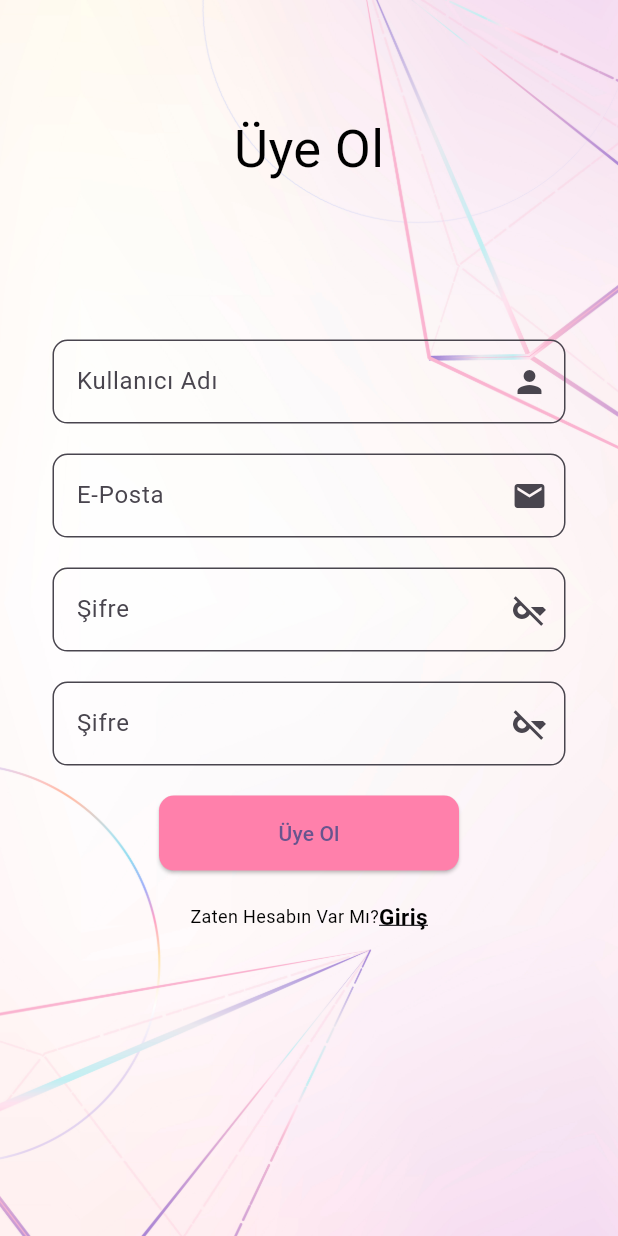
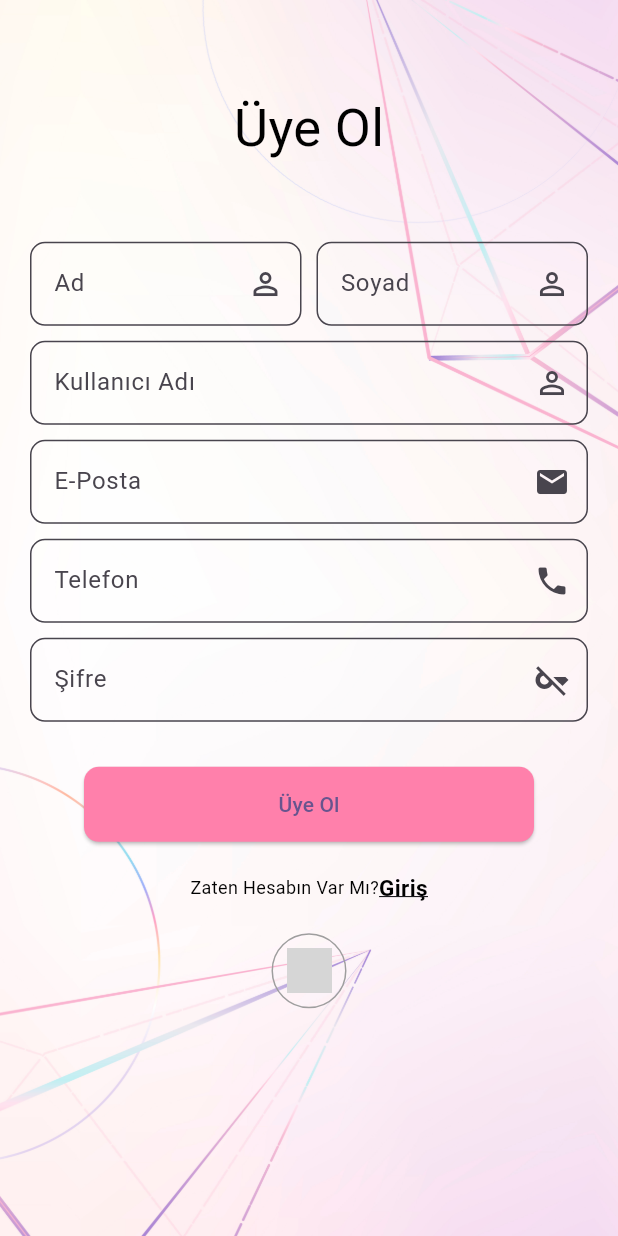
Before and after one commit to aysenurcftc/ShoppingAppFlutter, a Flutter app: the screen it shows after launch, after a tap on "Üye Ol", on a phone screen of 412 x 824 dp. Run offline on Flutter 3.47's test engine with Material 2 defaults, Android fonts, the phone set to English and light mode, and no system bars; our stand-ins replace cloud_firestore, firebase_auth, firebase_core, fluttertoast, google_sign_in; accounts and stored records are empty; network calls fail; grey boxes are pictures that could not be loaded.

Commit message:
sign in function added with google

```diff
--- a/lib/ui/login/login-screen.dart
+++ b/lib/ui/login/login-screen.dart
@@ -46,6 +46,19 @@ class _LoginScreenState extends State<LoginScreen> {
     }
   }
 
+  Future<void> signInWithGoogle() async {
+    try {
+      await authservice.signInWithGoogle();
+      Navigator.pushReplacement(
+        context,
+        MaterialPageRoute(builder: (context) => Home()),
+      );
+    } catch (e) {
+      print(e);
+
+    }
+  }
+
   @override
   void dispose() {
     super.dispose();
@@ -53,9 +66,6 @@ class _LoginScreenState extends State<LoginScreen> {
     passwordController.dispose();
 
   }
-
-
-
 
   @override
   Widget build(BuildContext context) {
@@ -91,8 +101,8 @@ class _LoginScreenState extends State<LoginScreen> {
                       child: Padding(
                         padding: EdgeInsets.only(
                             top: MediaQuery.of(context).size.height * 0.1,
-                            right: 35,
-                            left: 35
+                            right: 20,
+                            left: 20
                         ),
                         child: Column(
                           children: [
@@ -133,7 +143,31 @@ class _LoginScreenState extends State<LoginScreen> {
                         ),
                       ),
                     ),
-                    const SizedBox(height: 60,),
+                    const SizedBox(height: 12,),
+
+
+                    Row(
+                      mainAxisAlignment: MainAxisAlignment.spaceEvenly,
+                      children: [
+                        Row(
+                          children: [
+                            Checkbox(value: true, onChanged: (value) {}),
+                            Text("Beni Hatırla"),
+                          ],
+                        ),
+                        TextButton(onPressed: (){
+                          Navigator.push(context,MaterialPageRoute(builder: (context) => ForgotPassScreen()));
+                        }, child: Text("Şifremi unuttum",style: TextStyle(
+                          fontSize: 13,
+                          color: Colors.black,
+                          decoration: TextDecoration.underline,
+                        ),
+                        ),
+                        ),
+                      ],
+                    ),
+
+
                     Center(
                       child: Column(
                         children: [
@@ -141,7 +175,7 @@ class _LoginScreenState extends State<LoginScreen> {
                               style: ButtonStyle(
                                 backgroundColor: MaterialStateProperty.all<Color>(Colors.pinkAccent.shade100),
                                 fixedSize: MaterialStateProperty.all<Size>(
-                                  Size(200, 50),
+                                  Size(300, 50),
                                 ),
                                 shape: MaterialStateProperty.all<RoundedRectangleBorder>(
                                   RoundedRectangleBorder(
@@ -152,7 +186,11 @@ class _LoginScreenState extends State<LoginScreen> {
                               onPressed: (){
                                 signInWithEmailAndPassword();
                               },
-                              child: Text("Giriş Yap")
+                              child: const Text("Giriş Yap",
+                              style: TextStyle(
+                                color: Colors.black,
+                              ),
+                              ),
                           ),
                           SizedBox(height: 20,),
 
@@ -199,16 +237,25 @@ class _LoginScreenState extends State<LoginScreen> {
                               ),
                               SizedBox(height: 20,),
 
-                              GestureDetector(
-                                onTap: (){
-                                  Navigator.push(context,MaterialPageRoute(builder: (context) => ForgotPassScreen()));
-                                },
-                                child: const Text("Şifremi Unuttum?",style: TextStyle(
-                                  fontSize: 13,
-                                  color: Colors.black,
-                                  decoration: TextDecoration.underline,
-                                ),
-                                ),
+                              Row(
+                                mainAxisAlignment: MainAxisAlignment.center,
+                                children: [
+                                    Container(
+                                      decoration: BoxDecoration(
+                                        border: Border.all(color: Colors.grey), borderRadius: BorderRadius.circular(100)
+                                      ),
+                                      child: IconButton(
+                                        onPressed: (){
+                                          signInWithGoogle();
+                                        },
+                                        icon: Image(
+                                          width: 30,
+                                          height: 30,
+                                          image: AssetImage("img/logos/google-icon.png"),
+                                        ),
+                                      ),
+                                    )
+                                ],
                               ),
 
                             ],
--- a/lib/ui/login/register-screen.dart
+++ b/lib/ui/login/register-screen.dart
@@ -13,12 +13,12 @@ class RegisterScreen extends StatefulWidget {
 
 class _RegisterScreenState extends State<RegisterScreen> {
 
+  var nameController = TextEditingController();
+  var surnameController = TextEditingController();
   var userNameController = TextEditingController();
+  var phoneController = TextEditingController();
   var emailController = TextEditingController();
   var passwordController = TextEditingController();
-  var passwordAgainController = TextEditingController();
-
-
 
   var obscureText = true;
 
@@ -30,7 +30,9 @@ class _RegisterScreenState extends State<RegisterScreen> {
     if (userNameController.text.isEmpty ||
         emailController.text.isEmpty ||
         passwordController.text.isEmpty ||
-        passwordAgainController.text.isEmpty) {
+        nameController.text.isEmpty ||
+        surnameController.text.isEmpty ||
+        phoneController.text.isEmpty ) {
       showDialog(
         context: context,
         builder: (context) {
@@ -53,33 +55,13 @@ class _RegisterScreenState extends State<RegisterScreen> {
       return;
     }
 
-    if (passwordController.text != passwordAgainController.text) {
-      showDialog(
-        context: context,
-        builder: (context) {
-          return AlertDialog(
-            shape: RoundedRectangleBorder(
-              borderRadius: BorderRadius.circular(20), // Kenar yarıçapını ayarlayın
-            ),
-            title: Row(
-              children: [
-                Icon(Icons.cancel, color: Colors.red),
-                SizedBox(width: 20),
-                Text("Passwords do not match",
-                  style: TextStyle(
-                      fontSize: 15
-                  ),),
-              ],
-            ),
-          );
-        },
-      );
-      return;
-    }
     try {
       authservice.signUp(
         context,
+        name: nameController.text,
+        surname: surnameController.text,
         userName: userNameController.text,
+        phoneNumber: phoneController.text,
         email: emailController.text,
         password: passwordController.text,
       );
@@ -101,7 +83,9 @@ class _RegisterScreenState extends State<RegisterScreen> {
     userNameController.dispose();
     emailController.dispose();
     passwordController.dispose();
-    passwordAgainController.dispose();
+    phoneController.dispose();
+    nameController.dispose();
+    surnameController.dispose();
   }
 
 
@@ -123,7 +107,7 @@ class _RegisterScreenState extends State<RegisterScreen> {
               child: Column(
                   children: [
                     const Padding(
-                      padding: EdgeInsets.only(top: 74,bottom: 20),
+                      padding: EdgeInsets.only(top: 60,bottom: 10),
                       child: Text("Üye Ol",
                         style: TextStyle(
                           color: Colors.black,
@@ -135,16 +119,54 @@ class _RegisterScreenState extends State<RegisterScreen> {
                     Container(
                       child: Padding(
                         padding: EdgeInsets.only(
-                            top: MediaQuery.of(context).size.height * 0.1,
-                            right: 35,
-                            left: 35
+                            top: MediaQuery.of(context).size.height * 0.05,
+                            right: 20,
+                            left: 20,
                         ),
                         child: Column(
                           children: [
+
+                            Row(
+                              children: [
+                                Expanded(
+                                  child: TextField(
+                                    controller: nameController,
+                                    decoration: InputDecoration(
+                                        suffixIcon: Icon(Icons.person_outline),
+                                        fillColor: Colors.transparent,
+                                        filled: true,
+                                        hintText: "Ad",
+                                        border: OutlineInputBorder(
+                                          borderRadius: BorderRadius.circular(10),
+
+                                        )
+                                    ),
+                                  ),
+                                ),
+                                SizedBox(width: 10),
+                                Expanded(
+                                  child: TextField(
+                                    controller: surnameController,
+                                    decoration: InputDecoration(
+                                        suffixIcon: Icon(Icons.person_outline_outlined),
+                                        fillColor: Colors.transparent,
+                                        filled: true,
+                                        hintText: "Soyad",
+                                        border: OutlineInputBorder(
+                                          borderRadius: BorderRadius.circular(10),
+
+                                        )
+                                    ),
+                                  ),
+                                ),
+
+                              ],
+                            ),
+                            const SizedBox(height: 10,),
                             TextField(
                               controller: userNameController,
                               decoration: InputDecoration(
-                                  suffixIcon: Icon(Icons.person),
+                                  suffixIcon: Icon(Icons.person_outline),
                                   fillColor: Colors.transparent,
                                   filled: true,
                                   hintText: "Kullanıcı Adı",
@@ -154,7 +176,8 @@ class _RegisterScreenState extends State<RegisterScreen> {
                                   )
                               ),
                             ),
-                            const SizedBox(height: 20,),
+
+                            const SizedBox(height: 10,),
                             TextField(
                               controller: emailController,
                               decoration: InputDecoration(
@@ -168,7 +191,22 @@ class _RegisterScreenState extends State<RegisterScreen> {
                                   )
                               ),
                             ),
-                            const SizedBox(height: 20,),
+                            const SizedBox(height: 10,),
+
+                            TextField(
+                              controller: phoneController,
+                              decoration: InputDecoration(
+                                  suffixIcon: Icon(Icons.phone),
+                                  fillColor: Colors.transparent,
+                                  filled: true,
+                                  hintText: "Telefon",
+                                  border: OutlineInputBorder(
+                                    borderRadius: BorderRadius.circular(10),
+
+                                  )
+                              ),
+                            ),
+                            const SizedBox(height: 10,),
                             TextField(
                               controller: passwordController,
                               obscureText: obscureText,
@@ -189,27 +227,8 @@ class _RegisterScreenState extends State<RegisterScreen> {
                                   )
                               ),
                             ),
-                            const SizedBox(height: 20,),
-                            TextField(
-                              controller: passwordAgainController,
-                              obscureText: obscureText,
-                              decoration: InputDecoration(
-                                  suffixIcon:  GestureDetector(
-                                    child: obscureText ? Icon(Icons.key_off) : Icon(Icons.key),
-                                    onTap: (){
-                                      setState(() {
-                                        obscureText = !obscureText;
-                                      });
-                                    },
-                                  ),
-                                  fillColor: Colors.transparent,
-                                  filled: true,
-                                  hintText: "Şifre",
-                                  border: OutlineInputBorder(
-                                    borderRadius: BorderRadius.circular(10),
-                                  )
-                              ),
-                            ),
+                            const SizedBox(height: 10,),
+
                           ],
                         ),
                       ),
@@ -222,7 +241,7 @@ class _RegisterScreenState extends State<RegisterScreen> {
                               style: ButtonStyle(
                                 backgroundColor: MaterialStateProperty.all<Color>(Colors.pinkAccent.shade100),
                                 fixedSize: MaterialStateProperty.all<Size>(
-                                  const Size(200, 50),
+                                  const Size(300, 50),
                                 ),
                                 shape: MaterialStateProperty.all<RoundedRectangleBorder>(
                                   RoundedRectangleBorder(
@@ -262,8 +281,32 @@ class _RegisterScreenState extends State<RegisterScreen> {
                                   ),
                                 ],
                               ),
+
                             ],
                           ),
+
+                          SizedBox(height: 20,),
+
+                          Row(
+                            mainAxisAlignment: MainAxisAlignment.center,
+                            children: [
+                              Container(
+                                decoration: BoxDecoration(
+                                    border: Border.all(color: Colors.grey), borderRadius: BorderRadius.circular(100)
+                                ),
+                                child: IconButton(
+                                  onPressed: (){
+                                    authservice.signInWithGoogle();
+                                  },
+                                  icon: Image(
+                                    width: 30,
+                                    height: 30,
+                                    image: AssetImage("img/logos/google-icon.png"),
+                                  ),
+                                ),
+                              )
+                            ],
+                          )
                         ],
                       ),
                     )
--- a/pubspec.yaml
+++ b/pubspec.yaml
@@ -36,6 +36,9 @@ dependencies:
   firebase_auth: ^4.6.1
   cloud_firestore: ^4.7.1
   fluttertoast: ^8.2.2
+  intl: ^0.18.1
+  provider: ^6.0.5
+  google_sign_in: ^6.1.5
 
 
 
@@ -70,6 +73,7 @@ flutter:
   assets:
     - img/
     - img/login-bg/
+    - img/logos/
   #   - images/a_dot_ham.jpeg
 
   # An image asset can refer to one or more resolution-specific "variants", see
```
Also changed, not shown: lib/service/auth.dart (+25 -2 lines), lib/ui/add-product-screen.dart (+14 -4 lines), lib/ui/login/forgotpass-screen.dart (+7 -4 lines), lib/ui/profile-screen.dart (+8 -0 lines), pubspec.lock, 1 other file.
